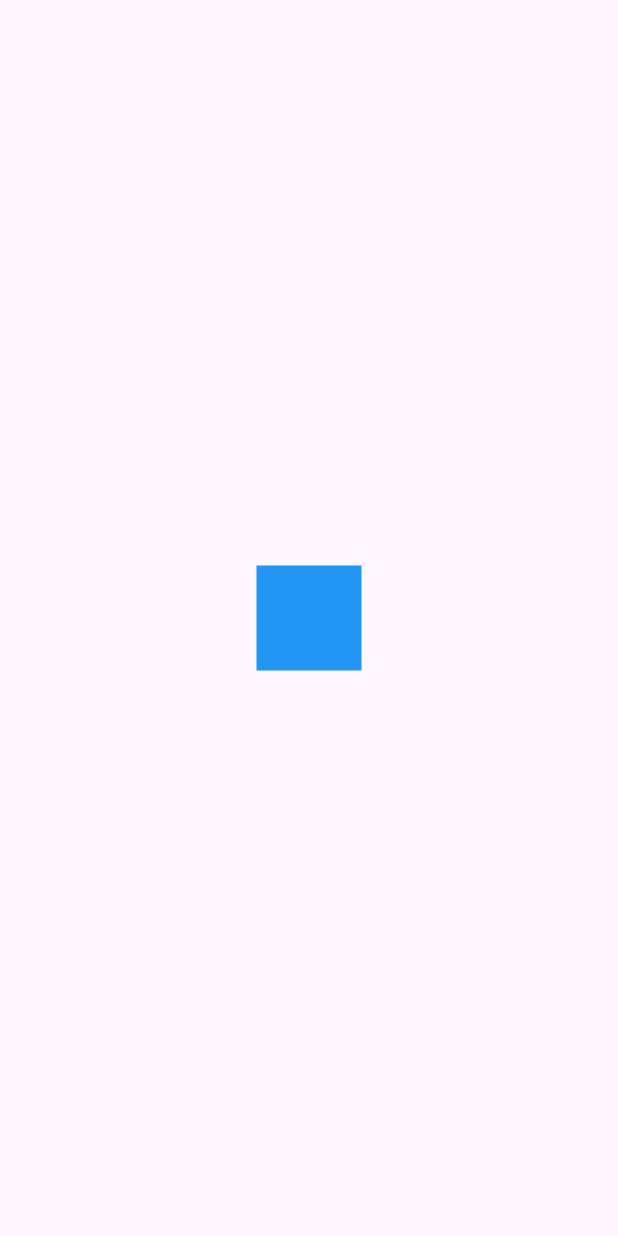
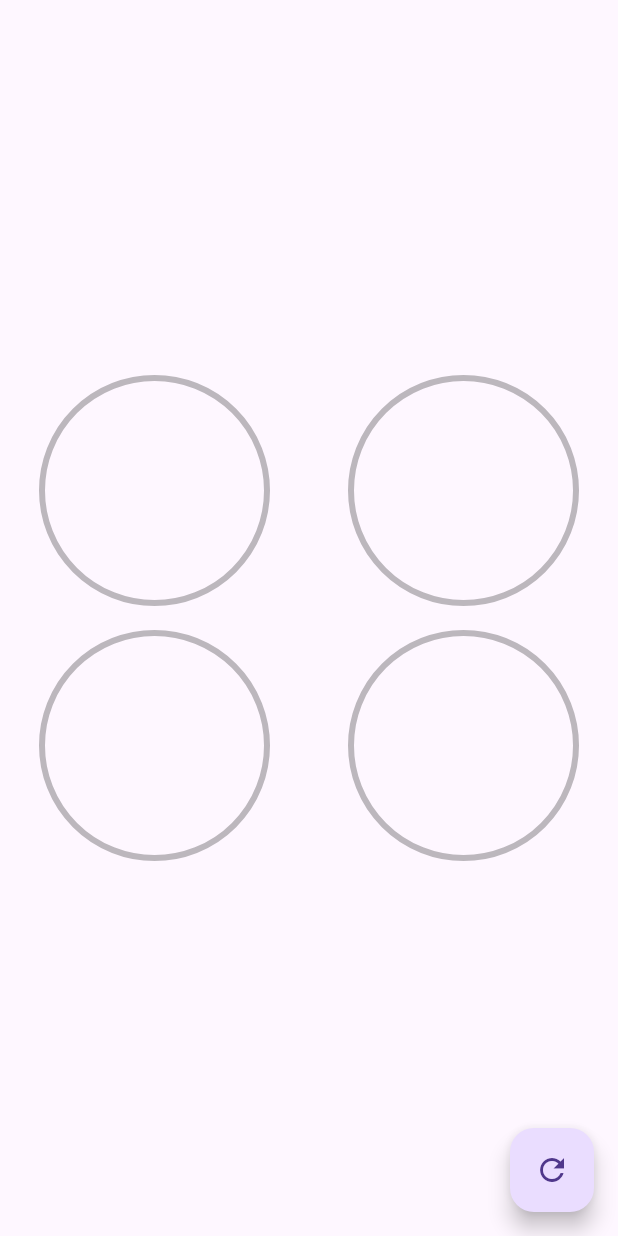
Before and after one commit to gavasquez/Flutter-intermedio, a Flutter app: the screen it shows after launch, on a phone screen of 412 x 824 dp. Run offline on Flutter 3.47's test engine with Material 3 defaults, Android fonts, the phone set to English and light mode, and no system bars.

Commit message:
Fin de la seccion 4

```diff
--- a/lib/main.dart
+++ b/lib/main.dart
@@ -1,6 +1,8 @@
 //import 'package:disenos_app/src/pages/animaciones_page.dart';
-import 'package:disenos_app/src/retos/cuadrado_animado_page.dart';
+//import 'package:disenos_app/src/labs/circular_progress_page.dart';
+//import 'package:disenos_app/src/retos/cuadrado_animado_page.dart';
 //import 'package:disenos_app/src/pages/headers_page.dart';
+import 'package:disenos_app/src/pages/graficas_circulares_page.dart';
 import 'package:flutter/material.dart';
 
 void main() {
@@ -12,10 +14,10 @@ class MyApp extends StatelessWidget {
 
   @override
   Widget build(BuildContext context) {
-    return MaterialApp(
+    return const MaterialApp(
       debugShowCheckedModeBanner: false,
       title: 'Diseños App',
-      home: CuadradoAnimadoPage(),
+      home: GraficasCircularesPage(),
     );
   }
 }
--- /dev/null
+++ b/lib/src/pages/graficas_circulares_page.dart
@@ -0,0 +1,82 @@
+import 'package:disenos_app/src/widgets/radial_progress.dart';
+import 'package:flutter/material.dart';
+
+class GraficasCircularesPage extends StatefulWidget {
+  const GraficasCircularesPage({super.key});
+
+  @override
+  State<GraficasCircularesPage> createState() => _GraficasCircularesPageState();
+}
+
+class _GraficasCircularesPageState extends State<GraficasCircularesPage> {
+  double porcentaje = 0.0;
+  @override
+  Widget build(BuildContext context) {
+    return Scaffold(
+      floatingActionButton: FloatingActionButton(
+        onPressed: () {
+          setState(() {
+            porcentaje += 10;
+            if (porcentaje > 100) {
+              porcentaje = 0;
+            }
+          });
+        },
+        child: const Icon(Icons.refresh),
+      ),
+      body: Column(
+        mainAxisAlignment: MainAxisAlignment.center,
+        children: [
+          Row(
+            mainAxisAlignment: MainAxisAlignment.spaceAround,
+            children: [
+              CustomRadialProgress(
+                porcentaje: porcentaje,
+                color: Colors.green,
+              ),
+              CustomRadialProgress(
+                porcentaje: porcentaje,
+                color: Colors.blue,
+              ),
+            ],
+          ),
+          Row(
+            mainAxisAlignment: MainAxisAlignment.spaceAround,
+            children: [
+              CustomRadialProgress(
+                porcentaje: porcentaje,
+                color: Colors.pink,
+              ),
+              CustomRadialProgress(
+                  porcentaje: porcentaje, color: Colors.purple),
+            ],
+          )
+        ],
+      ),
+    );
+  }
+}
+
+class CustomRadialProgress extends StatelessWidget {
+  const CustomRadialProgress(
+      {super.key, required this.porcentaje, required this.color});
+
+  final double porcentaje;
+  final Color color;
+
+  @override
+  Widget build(BuildContext context) {
+    return SizedBox(
+      width: 170,
+      height: 170,
+      //color: Colors.red,
+      child: RadialProgress(
+        porcentaje: porcentaje,
+        colorPrimario: color,
+        colorSecundario: Colors.black26,
+        grosorPrimiario: 10.0,
+        grosorSecundario: 4.0,
+      ),
+    );
+  }
+}
--- /dev/null
+++ b/lib/src/widgets/radial_progress.dart
@@ -0,0 +1,129 @@
+import 'dart:math';
+
+import 'package:flutter/material.dart';
+
+class RadialProgress extends StatefulWidget {
+  final double porcentaje;
+  final Color colorPrimario;
+  final Color colorSecundario;
+  final double grosorPrimiario;
+  final double grosorSecundario;
+  const RadialProgress(
+      {super.key,
+      required this.porcentaje,
+      this.colorPrimario = Colors.blue,
+      this.colorSecundario = Colors.green,
+      this.grosorSecundario = 4.0,
+      this.grosorPrimiario = 10.0});
+
+  @override
+  State<RadialProgress> createState() => _RadialProgressState();
+}
+
+class _RadialProgressState extends State<RadialProgress>
+    with SingleTickerProviderStateMixin {
+  late AnimationController controller;
+  late double porcentajeAnterior;
+
+  @override
+  void initState() {
+    porcentajeAnterior = widget.porcentaje;
+    controller = AnimationController(
+        vsync: this, duration: const Duration(milliseconds: 200));
+    super.initState();
+  }
+
+  @override
+  void dispose() {
+    controller.dispose();
+    super.dispose();
+  }
+
+  @override
+  Widget build(BuildContext context) {
+    //* Cada vez que se redibuja el wigdet se realiza la animación
+    controller.forward(from: 0.0);
+    // ignore: unused_local_variable
+    final diferenciaAnimar = widget.porcentaje - porcentajeAnterior;
+    porcentajeAnterior = widget.porcentaje;
+
+    return AnimatedBuilder(
+      animation: controller,
+      builder: (context, child) {
+        return Container(
+          padding: const EdgeInsets.all(10),
+          width: double.infinity,
+          height: double.infinity,
+          child: CustomPaint(
+            painter: _MiRadialProgress(
+              porcentaje: (widget.porcentaje - diferenciaAnimar) +
+                  (diferenciaAnimar * controller.value),
+              colorPrimary: widget.colorPrimario,
+              colorSecundario: widget.colorSecundario,
+              grosorSecundario: widget.grosorSecundario,
+              grosorPrimario: widget.grosorPrimiario,
+            ),
+          ),
+        );
+      },
+    );
+    //return Container(
+    //  padding: const EdgeInsets.all(10),
+    //  width: double.infinity,
+    //  height: double.infinity,
+    //  child: CustomPaint(
+    //    painter: _MiRadialProgress(porcentaje: widget.porcentaje),
+    //  ),
+    //);
+  }
+}
+
+class _MiRadialProgress extends CustomPainter {
+  final double porcentaje;
+  final Color colorPrimary;
+  final Color colorSecundario;
+  final double grosorPrimario;
+  final double grosorSecundario;
+  _MiRadialProgress(
+      {required this.porcentaje,
+      required this.colorPrimary,
+      required this.colorSecundario,
+      required this.grosorSecundario,
+      required this.grosorPrimario});
+  @override
+  void paint(Canvas canvas, Size size) {
+    final Rect react = Rect.fromCircle(center: const Offset(0, 0), radius: 180);
+
+    const Gradient gradiente = LinearGradient(
+        colors: [Color(0xffC012FF), Color(0xff6D05E8), Colors.red]);
+
+    // Circulo completado
+    final paint = Paint()
+      ..strokeWidth = grosorSecundario
+      ..color = colorSecundario
+      ..style = PaintingStyle.stroke;
+
+    final center = Offset(size.width * 0.5, size.height / 2);
+    final radio = min(size.width * 0.5, size.height * 0.5);
+
+    canvas.drawCircle(center, radio, paint);
+
+    // Arco
+    final paintArco = Paint()
+      ..strokeWidth = grosorPrimario
+      //..color = colorPrimary
+      ..shader = gradiente.createShader(react)
+      ..style = PaintingStyle.stroke
+      ..strokeCap = StrokeCap.round;
+
+    // Parte que debera ir llenando
+    double arcAngle = 2 * pi * (porcentaje / 100);
+    canvas.drawArc(Rect.fromCircle(center: center, radius: radio), -pi / 2,
+        arcAngle, false, paintArco);
+  }
+
+  @override
+  bool shouldRepaint(covariant CustomPainter oldDelegate) {
+    return true;
+  }
+}
```
Also changed, not shown: lib/src/labs/circular_progress_page.dart (added, +105 -0 lines).
